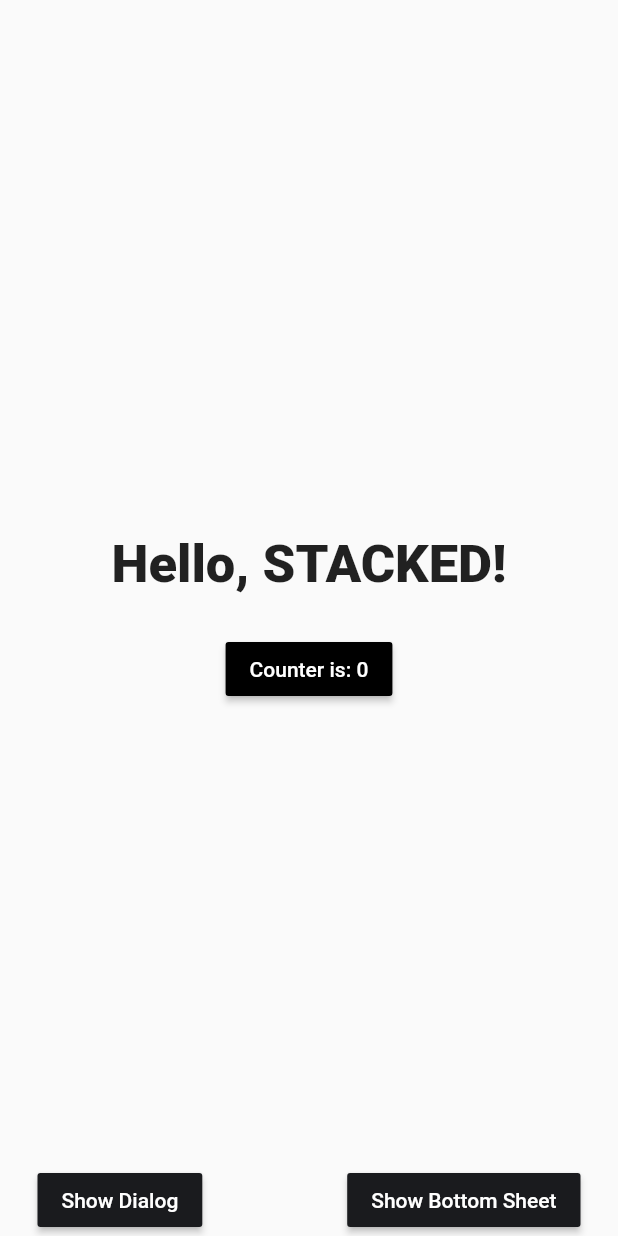
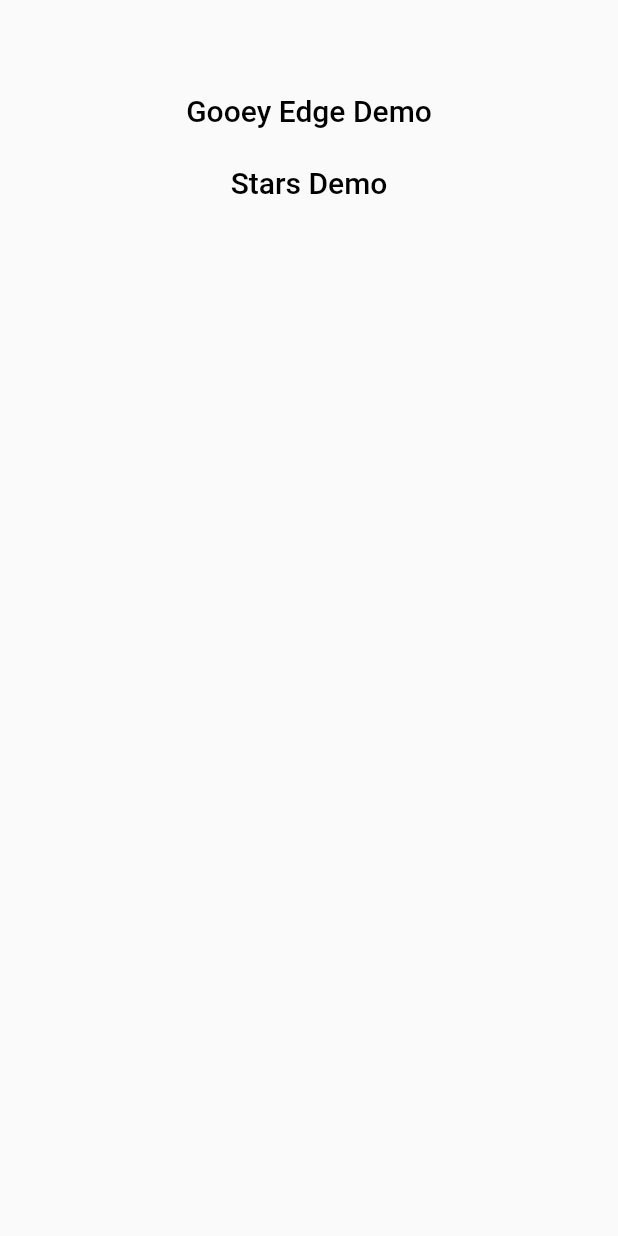
Before and after one commit to hungrymissilepod/flutter_experiments, a Flutter app: the HomeView screen opened directly with empty values, on a phone screen of 412 x 824 dp. Run offline on Flutter 3.47's test engine with Material 2 defaults, Android fonts, the phone set to English and light mode, and no system bars; our stand-ins replace dio, logger, stacked, stacked_services, stacked_shared; network calls fail.

Commit message:
feat: Add StarsDemoView

```diff
--- a/lib/app/app.dart
+++ b/lib/app/app.dart
@@ -8,6 +8,8 @@ import 'package:flutter_app_template/ui/views/counter/counter_view.dart';
 import 'package:flutter_app_template/ui/views/login/login_view.dart';
 import 'package:flutter_app_template/services/authentication_service.dart';
 import 'package:flutter_app_template/services/dio_service.dart';
+import 'package:flutter_app_template/ui/views/gooey_edge_demo/gooey_edge_demo_view.dart';
+import 'package:flutter_app_template/ui/views/stars_demo/stars_demo_view.dart';
 // @stacked-import
 
 @StackedApp(
@@ -16,6 +18,8 @@ import 'package:flutter_app_template/services/dio_service.dart';
     MaterialRoute(page: StartupView),
     MaterialRoute(page: CounterView),
     MaterialRoute(page: LoginView),
+    MaterialRoute(page: GooeyEdgeDemoView),
+    MaterialRoute(page: StarsDemoView),
 // @stacked-route
   ],
   dependencies: [
--- a/lib/services/dio_service.dart
+++ b/lib/services/dio_service.dart
@@ -42,7 +42,8 @@ class DioService {
 
   Future<Response> patch(String url, {Map<String, dynamic>? parameters}) async {
     _logger.i('PATCH: $url - ${parameters.toString()}');
-    final Response response = await _dio.patch(url, queryParameters: parameters);
+    final Response response =
+        await _dio.patch(url, queryParameters: parameters);
     _logger.i('PATCH: $url - ${response.statusCode} - ${response.data}');
     return response;
   }
--- /dev/null
+++ b/lib/ui/views/gooey_edge_demo/gooey_edge_demo_view.dart
@@ -0,0 +1,39 @@
+import 'package:flutter/material.dart';
+import 'package:flutter_app_template/ui/views/gooey_edge_demo/ui/gooey_carousel.dart';
+import 'package:stacked/stacked.dart';
+
+import 'gooey_edge_demo_viewmodel.dart';
+
+class GooeyEdgeDemoView extends StackedView<GooeyEdgeDemoViewModel> {
+  const GooeyEdgeDemoView({Key? key}) : super(key: key);
+
+  @override
+  Widget builder(
+    BuildContext context,
+    GooeyEdgeDemoViewModel viewModel,
+    Widget? child,
+  ) {
+    return Scaffold(
+      backgroundColor: Theme.of(context).colorScheme.background,
+      body: GooeyCarousel(
+        children: <Widget>[
+          Container(
+            color: Colors.purple,
+          ),
+          Container(
+            color: Colors.green,
+          ),
+          Container(
+            color: Colors.orange,
+          ),
+        ],
+      ),
+    );
+  }
+
+  @override
+  GooeyEdgeDemoViewModel viewModelBuilder(
+    BuildContext context,
+  ) =>
+      GooeyEdgeDemoViewModel();
+}
--- /dev/null
+++ b/lib/ui/views/gooey_edge_demo/gooey_edge_demo_viewmodel.dart
@@ -0,0 +1,3 @@
+import 'package:stacked/stacked.dart';
+
+class GooeyEdgeDemoViewModel extends BaseViewModel {}
--- a/lib/ui/views/home/home_view.dart
+++ b/lib/ui/views/home/home_view.dart
@@ -22,54 +22,33 @@ class HomeView extends StackedView<HomeViewModel> {
           child: Center(
             child: Column(
               mainAxisSize: MainAxisSize.max,
-              mainAxisAlignment: MainAxisAlignment.spaceBetween,
+              mainAxisAlignment: MainAxisAlignment.start,
               children: [
                 verticalSpaceLarge,
                 Column(
                   children: [
-                    const Text(
-                      'Hello, STACKED!',
-                      style: TextStyle(
-                        fontSize: 35,
-                        fontWeight: FontWeight.w900,
+                    TextButton(
+                      onPressed: viewModel.navigateToGooeyEdgeDemo,
+                      child: Text(
+                        'Gooey Edge Demo',
+                        style: TextStyle(
+                          color: Colors.black,
+                          fontSize: 20,
+                        ),
                       ),
                     ),
-                    verticalSpaceMedium,
-                    MaterialButton(
-                      color: Colors.black,
-                      onPressed: viewModel.incrementCounter,
+                    TextButton(
+                      onPressed: viewModel.navigateToStarsDemo,
                       child: Text(
-                        viewModel.counterLabel,
-                        style: const TextStyle(color: Colors.white),
+                        'Stars Demo',
+                        style: TextStyle(
+                          color: Colors.black,
+                          fontSize: 20,
+                        ),
                       ),
                     ),
                   ],
                 ),
-                Row(
-                  mainAxisAlignment: MainAxisAlignment.spaceBetween,
-                  children: [
-                    MaterialButton(
-                      color: kcDarkGreyColor,
-                      onPressed: viewModel.showDialog,
-                      child: const Text(
-                        'Show Dialog',
-                        style: TextStyle(
-                          color: Colors.white,
-                        ),
-                      ),
-                    ),
-                    MaterialButton(
-                      color: kcDarkGreyColor,
-                      onPressed: viewModel.showBottomSheet,
-                      child: const Text(
-                        'Show Bottom Sheet',
-                        style: TextStyle(
-                          color: Colors.white,
-                        ),
-                      ),
-                    ),
-                  ],
-                )
               ],
             ),
           ),
--- a/lib/ui/views/home/home_viewmodel.dart
+++ b/lib/ui/views/home/home_viewmodel.dart
@@ -1,13 +1,10 @@
-import 'package:flutter_app_template/app/app.bottomsheets.dart';
-import 'package:flutter_app_template/app/app.dialogs.dart';
 import 'package:flutter_app_template/app/app.locator.dart';
-import 'package:flutter_app_template/ui/common/app_strings.dart';
+import 'package:flutter_app_template/app/app.router.dart';
 import 'package:stacked/stacked.dart';
 import 'package:stacked_services/stacked_services.dart';
 
 class HomeViewModel extends BaseViewModel {
-  final _dialogService = locator<DialogService>();
-  final _bottomSheetService = locator<BottomSheetService>();
+  final NavigationService _navigationService = locator<NavigationService>();
 
   HomeViewModel(int startingIndex) {
     _counter = startingIndex;
@@ -17,24 +14,11 @@ class HomeViewModel extends BaseViewModel {
 
   int _counter = 0;
 
-  void incrementCounter() {
-    _counter++;
-    rebuildUi();
+  void navigateToGooeyEdgeDemo() {
+    _navigationService.navigateToGooeyEdgeDemoView();
   }
 
-  void showDialog() {
-    _dialogService.showCustomDialog(
-      variant: DialogType.infoAlert,
-      title: 'Stacked Rocks!',
-      description: 'Give stacked $_counter stars on Github',
-    );
-  }
-
-  void showBottomSheet() {
-    _bottomSheetService.showCustomSheet(
-      variant: BottomSheetType.notice,
-      title: ksHomeBottomSheetTitle,
-      description: ksHomeBottomSheetDescription,
-    );
+  void navigateToStarsDemo() {
+    _navigationService.navigateToStarsDemoView();
   }
 }
--- /dev/null
+++ b/lib/ui/views/stars_demo/stars_demo_view.dart
@@ -0,0 +1,28 @@
+import 'package:flutter/material.dart';
+import 'package:stacked/stacked.dart';
+
+import 'stars_demo_viewmodel.dart';
+
+class StarsDemoView extends StackedView<StarsDemoViewModel> {
+  const StarsDemoView({Key? key}) : super(key: key);
+
+  @override
+  Widget builder(
+    BuildContext context,
+    StarsDemoViewModel viewModel,
+    Widget? child,
+  ) {
+    return Scaffold(
+      backgroundColor: Theme.of(context).colorScheme.background,
+      body: Container(
+        padding: const EdgeInsets.only(left: 25.0, right: 25.0),
+      ),
+    );
+  }
+
+  @override
+  StarsDemoViewModel viewModelBuilder(
+    BuildContext context,
+  ) =>
+      StarsDemoViewModel();
+}
--- /dev/null
+++ b/lib/ui/views/stars_demo/stars_demo_viewmodel.dart
@@ -0,0 +1,3 @@
+import 'package:stacked/stacked.dart';
+
+class StarsDemoViewModel extends BaseViewModel {}
--- a/lib/ui/views/startup/startup_viewmodel.dart
+++ b/lib/ui/views/startup/startup_viewmodel.dart
@@ -18,7 +18,8 @@ class StartupViewModel extends BaseViewModel {
     if (_authenticationService.userLoggedIn()) {
       _logger.i('User is logged in');
       // 3. Navigate to HomeView
-      _navigationService.replaceWith(Routes.homeView, arguments: const HomeViewArguments(startingIndex: 111));
+      _navigationService.replaceWith(Routes.homeView,
+          arguments: const HomeViewArguments(startingIndex: 111));
     } else {
       _logger.i('User is NOT logged in');
       // 4. Or navigate to LoginView
```
Also changed, not shown: lib/app/app.router.dart (+96 -10 lines), lib/ui/views/gooey_edge_demo/ui/gooey_carousel.dart (added, +160 -0 lines), lib/ui/views/gooey_edge_demo/ui/gooey_edge.dart (added, +175 -0 lines), 4 other files.
